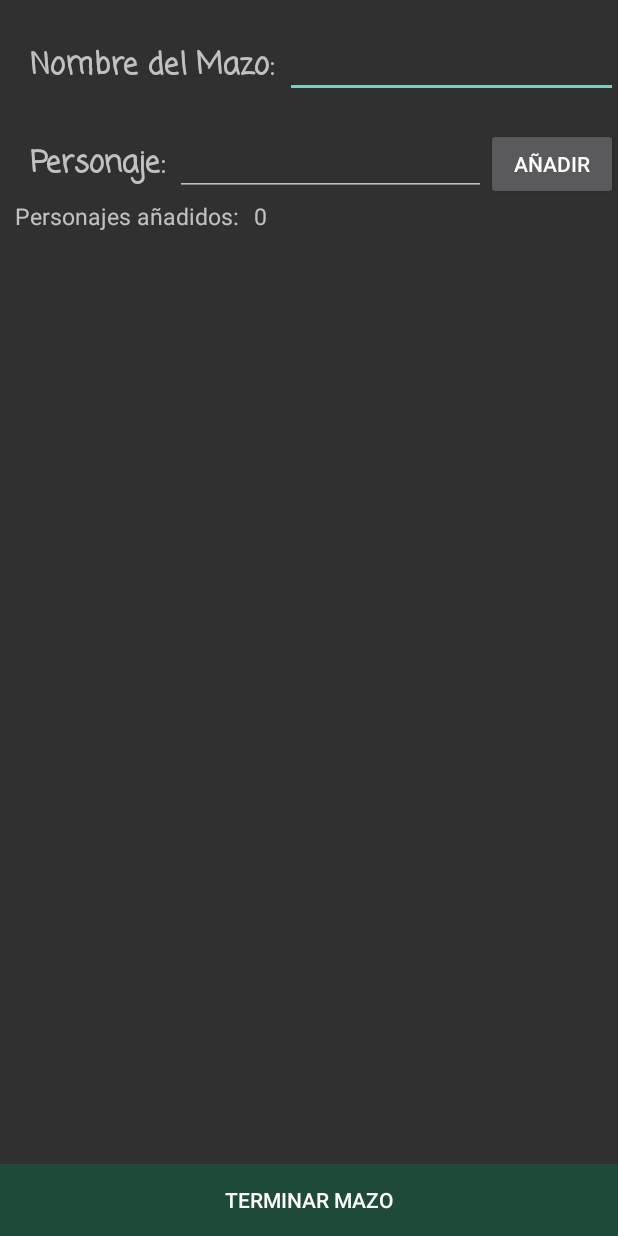
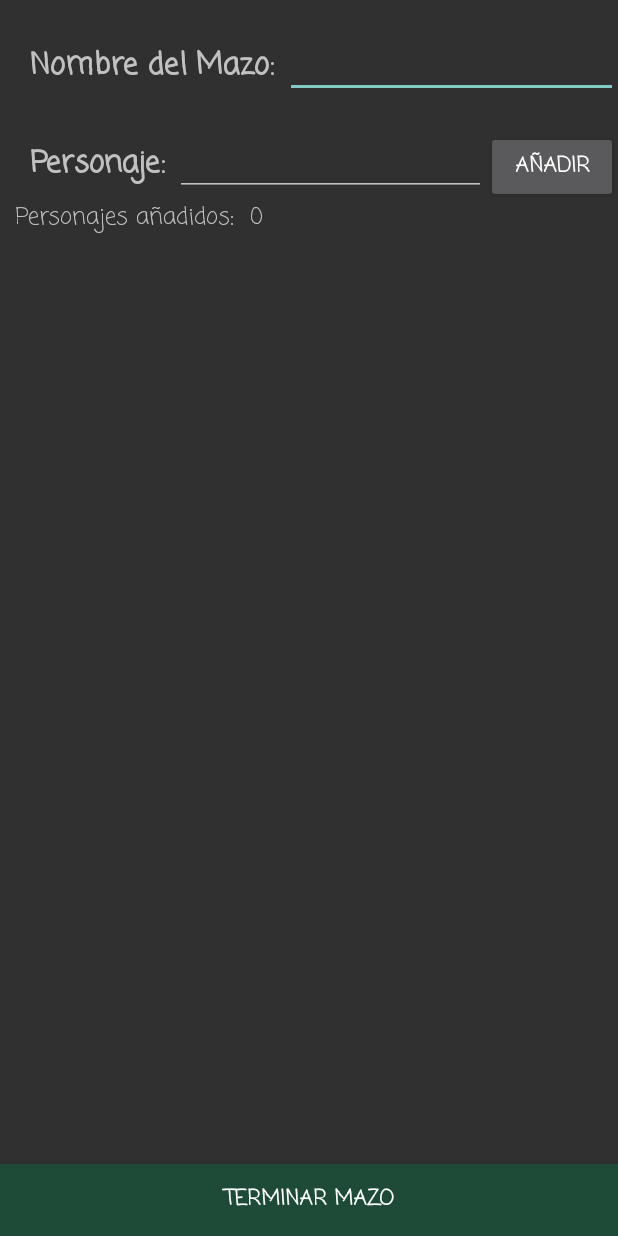
Before and after one commit to painyahiko/Hiddentity, an Android app: the CreateDeckActivity screen opened directly, with no data from a screen before it, on a phone screen of 412 x 824 dp. Run offline under Robolectric (Android 15) with nearby library versions, the phone set to English and light mode, and no system bars; 2 statements that could not run were skipped.

Commit message:
font casual añadido en todo y mediacontroller en video

```diff
--- a/app/src/main/java/com/example/david/hiddentity/VideoReglasActivity.java
+++ b/app/src/main/java/com/example/david/hiddentity/VideoReglasActivity.java
@@ -8,6 +8,7 @@ import android.support.v7.app.AppCompatActivity;
 import android.os.Bundle;
 import android.view.View;
 import android.widget.ImageButton;
+import android.widget.MediaController;
 import android.widget.SeekBar;
 import android.widget.VideoView;
 
@@ -51,7 +52,9 @@ public class VideoReglasActivity extends AppCompatActivity {
         }
        // Uri path = Uri.parse(String.valueOf(R.raw.creacion_mazos));
         mp.setVideoURI(video);
-
+        MediaController mediaController= new MediaController(this);
+        mediaController.setMediaPlayer(mp);
+        mp.setMediaController(mediaController);
         mp.start();
 
 
--- a/app/src/main/res/layout/activity_create_deck.xml
+++ b/app/src/main/res/layout/activity_create_deck.xml
@@ -66,6 +66,8 @@
                 <Button
                     android:id="@+id/addCharacter"
                     android:text="añadir"
+                    android:fontFamily="casual"
+                    android:textStyle="bold"
                     android:layout_width="wrap_content"
                     android:layout_height="wrap_content" />
 
@@ -81,11 +83,13 @@
                     android:text="Personajes añadidos:"
                     android:layout_marginRight="10dp"
                     android:layout_marginLeft="10dp"
+                    android:fontFamily="casual"
                     android:textSize="15sp"/>
                 <TextView
                     android:id="@+id/numeroPersonajes"
                     android:layout_width="wrap_content"
                     android:layout_height="wrap_content"
+                    android:fontFamily="casual"
                     android:textSize="15sp"
                     android:text="8"/>
             </LinearLayout>
@@ -94,6 +98,7 @@
                 android:id="@+id/listviewPersonajes"
                 android:layout_width="wrap_content"
                 android:layout_height="match_parent"
+                android:fontFamily="casual"
                 android:scrollbars="vertical" />
         </LinearLayout>
 
@@ -101,6 +106,8 @@
         app:layout_constraintBottom_toBottomOf="@+id/ConstraintDeck"
         android:background="@color/greenButton"
         android:id="@+id/terminarMazo"
+        android:fontFamily="casual"
+        android:textStyle="bold"
         android:layout_width="match_parent"
         android:layout_height="wrap_content"
 
--- a/app/src/main/res/layout/activity_parametros.xml
+++ b/app/src/main/res/layout/activity_parametros.xml
@@ -57,12 +57,14 @@
                     android:layout_width="match_parent"
                     android:layout_height="200dp"
                     android:layout_weight="1"
+                    android:fontFamily="casual"
                     android:scrollbars="vertical"/>
 
                 <ListView
                     android:id="@+id/listviewBlueMember"
                     android:layout_width="match_parent"
                     android:layout_height="match_parent"
+                    android:fontFamily="casual"
                     android:layout_weight="1"
                     android:scrollbars="vertical" />
             </LinearLayout>
--- a/app/src/main/res/layout/activity_video_reglas.xml
+++ b/app/src/main/res/layout/activity_video_reglas.xml
@@ -19,6 +19,10 @@
             android:layout_gravity="center"
             android:layout_weight="1"/>
 
+        <SeekBar
+            android:id="@+id/seekbar"
+            android:layout_width="match_parent"
+            android:layout_height="wrap_content" />
 
         <LinearLayout
             android:id="@+id/botones1"
```
Also changed, not shown: app/src/main/java/com/example/david/hiddentity/PointmarkActivity.java (+20 -0 lines), app/src/main/res/layout/activity_pointmark.xml (+7 -0 lines), app/src/main/res/layout/activity_recuento.xml (+10 -3 lines).
